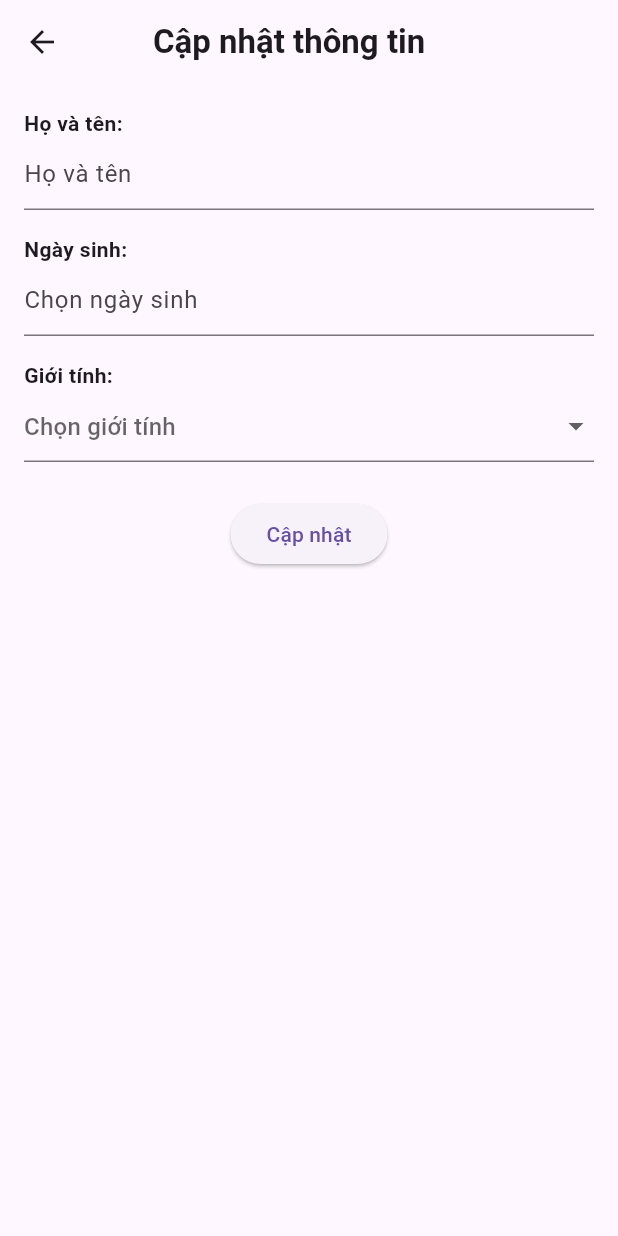
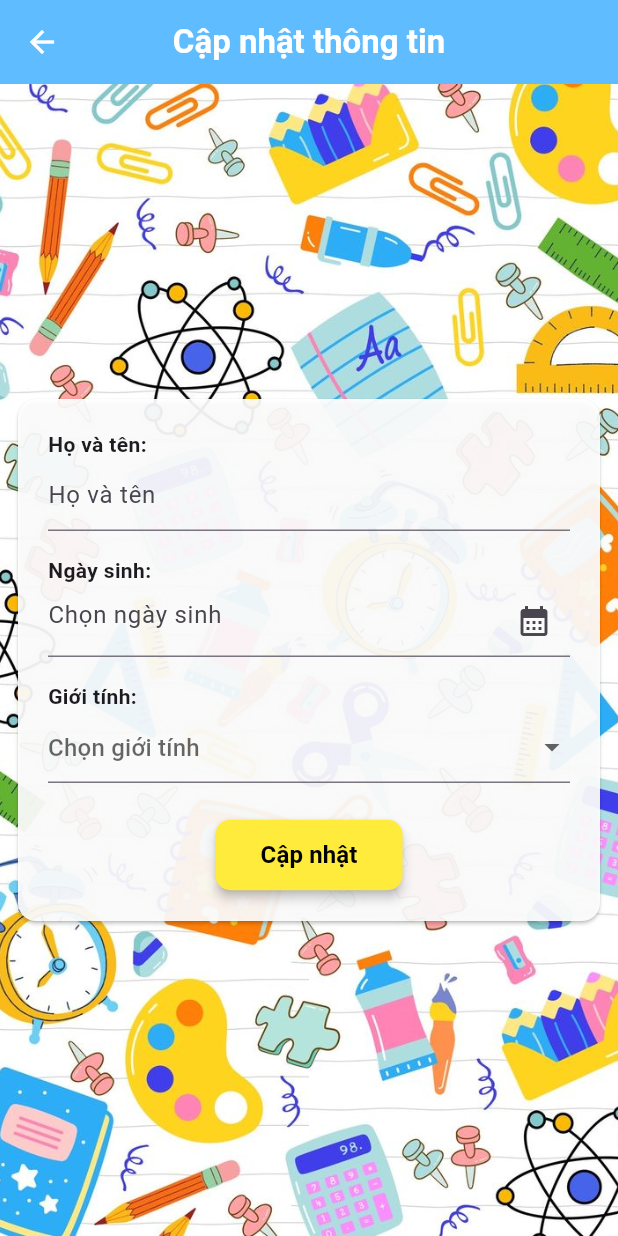
Before and after one commit to quyok808/mobile_English, a Flutter app: the EditInfomationView screen opened by its route, on a phone screen of 412 x 824 dp. Run offline on Flutter 3.47's test engine with Material 3 defaults, Android fonts, the phone set to English and light mode, and no system bars; our stand-ins replace cloud_firestore, firebase_auth, firebase_core, flip_card, flutter_native_splash, flutter_tts and 6 more; missing offline and left inert: mailer; accounts and stored records are empty; network calls fail.

Commit message:
update UI edit infomation

```diff
--- a/lib/app/modules/edit_infomation/views/edit_infomation_view.dart
+++ b/lib/app/modules/edit_infomation/views/edit_infomation_view.dart
@@ -1,6 +1,9 @@
+// ignore_for_file: deprecated_member_use, depend_on_referenced_packages
+
 import 'package:flutter/material.dart';
 import 'package:get/get.dart';
 import 'package:intl/intl.dart'; // Thư viện để format ngày tháng
+import 'package:onlya_english/app/themes/theme.dart';
 import '../controllers/edit_infomation_controller.dart';
 
 class EditInfomationView extends StatelessWidget {
@@ -17,16 +20,35 @@ class EditInfomationView extends StatelessWidget {
   Widget build(BuildContext context) {
     return Scaffold(
       appBar: AppBar(
-        title: Padding(
-          padding: const EdgeInsets.only(left: 30),
-          child: Text(
+        title: Text(
           'Cập nhật thông tin',
-            style: TextStyle(fontWeight: FontWeight.bold),
+          style: TextStyle(fontWeight: FontWeight.bold, color: Colors.white),
+        ),
+        centerTitle: true,
+        backgroundColor: AppTheme.color_appbar,
+        leading: IconButton(
+          onPressed: Get.back,
+          icon: Icon(
+            Icons.arrow_back,
+            color: Colors.white,
           ),
         ),
       ),
-      body: Padding(
-        padding: const EdgeInsets.all(16.0),
+      body: Stack(
+        children: [
+          Positioned.fill(
+            child: Image.asset(
+              'assets/images/bg-changepass.jpg',
+              fit: BoxFit.cover,
+            ),
+          ),
+          Center(
+            child: Padding(
+              padding: const EdgeInsets.all(8.0),
+              child: Card(
+                color: Colors.white.withOpacity(0.92),
+                child: Padding(
+                  padding: EdgeInsets.all(20.0),
                   child: Obx(() {
                     // Load thông tin hiện tại từ controller
                     displayNameController.text = controller.displayName.value;
@@ -34,6 +56,7 @@ class EditInfomationView extends StatelessWidget {
 
                     return Column(
                       crossAxisAlignment: CrossAxisAlignment.start,
+                      mainAxisSize: MainAxisSize.min,
                       children: [
                         const Text(
                           'Họ và tên:',
@@ -41,7 +64,8 @@ class EditInfomationView extends StatelessWidget {
                         ),
                         TextField(
                           controller: displayNameController,
-                decoration: const InputDecoration(hintText: 'Họ và tên'),
+                          decoration:
+                              const InputDecoration(hintText: 'Họ và tên'),
                         ),
                         const SizedBox(height: 16),
                         const Text(
@@ -53,6 +77,7 @@ class EditInfomationView extends StatelessWidget {
                           readOnly: true, // Không cho nhập tay
                           decoration: const InputDecoration(
                             hintText: 'Chọn ngày sinh',
+                            suffixIcon: Icon(Icons.calendar_month),
                           ),
                           onTap: () async {
                             // Hiển thị DatePicker
@@ -61,6 +86,23 @@ class EditInfomationView extends StatelessWidget {
                               initialDate: DateTime.now(),
                               firstDate: DateTime(1900),
                               lastDate: DateTime.now(),
+                              helpText: 'Chọn ngày sinh',
+                              locale: const Locale('vi', 'VN'),
+                              builder: (BuildContext context, Widget? child) {
+                                return Theme(
+                                  data: ThemeData.light().copyWith(
+                                    primaryColor: Colors
+                                        .blueAccent, // Màu tiêu đề và các nút
+                                    colorScheme: ColorScheme.light(
+                                      primary: Colors.blueAccent, // Màu chính
+                                      onSurface: Colors.black, // Màu text
+                                    ),
+                                    dialogBackgroundColor:
+                                        Colors.white, // Màu nền của DatePicker
+                                  ),
+                                  child: child!,
+                                );
+                              },
                             );
                             if (pickedDate != null) {
                               // Format ngày sinh
@@ -109,13 +151,34 @@ class EditInfomationView extends StatelessWidget {
                                 controller.sex.value,
                               );
                             },
-                  child: const Text('Cập nhật'),
+                            style: ElevatedButton.styleFrom(
+                              padding: EdgeInsets.symmetric(
+                                  horizontal: 30, vertical: 12),
+                              shape: RoundedRectangleBorder(
+                                  borderRadius:
+                                      BorderRadius.circular(10)), // Bo tròn góc
+                              elevation: 3,
+                              backgroundColor: Colors.yellow,
+                            ),
+                            child: Text(
+                              'Cập nhật',
+                              style: TextStyle(
+                                fontWeight: FontWeight.bold,
+                                fontSize: 16,
+                                color: Colors.black,
+                              ),
+                            ),
                           ),
                         ),
                       ],
                     );
                   }),
                 ),
+              ),
+            ),
+          ),
+        ],
+      ),
     );
   }
 }
--- a/lib/app/themes/theme.dart
+++ b/lib/app/themes/theme.dart
@@ -14,6 +14,7 @@ class AppTheme {
   static final light_blue = Color(0xFFBBEEFA);
   static final purple = Color(0xFF624E88);
   static final light_purple = Color(0xFFB1AFFF);
+  static final color_appbar = Color(0xFF5FBDFF);
 
   //font chữ
   static final lobsterFont =
--- a/pubspec.yaml
+++ b/pubspec.yaml
@@ -30,6 +30,8 @@ dependencies:
   audioplayers: ^6.1.0
   just_audio: ^0.9.42
   audio_session: ^0.1.23
+  flutter_localizations:
+    sdk: flutter
 
 dev_dependencies:
   flutter_test:
```
Also changed, not shown: lib/app/modules/account/views/change-pass-view.dart (+13 -3 lines), lib/app/modules/flashcard/controllers/flashcard_controller.dart (+9 -2 lines), lib/main.dart (+11 -1 lines), pubspec.lock. Lines whose indentation alone changed are shown as unchanged.
